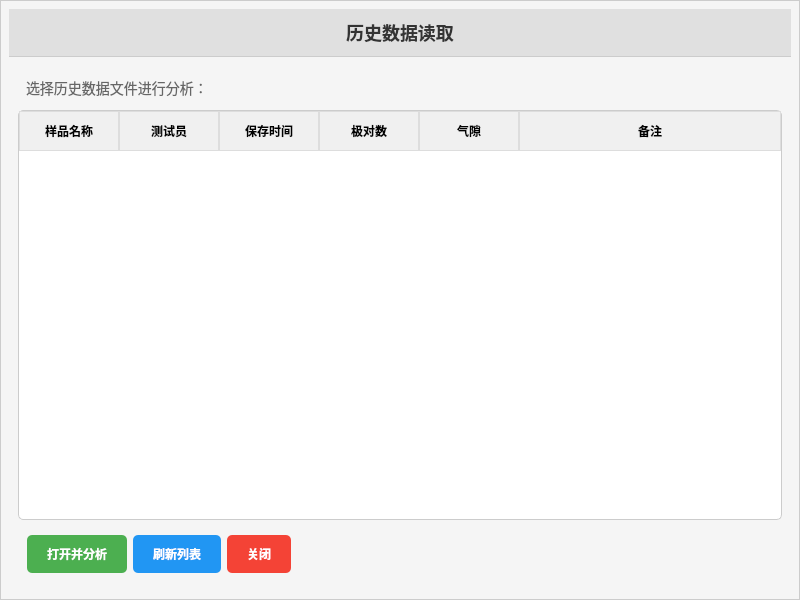
IceSugarZxy/MARS-pro, file src/ui/history_window.ui: the form before one commit.
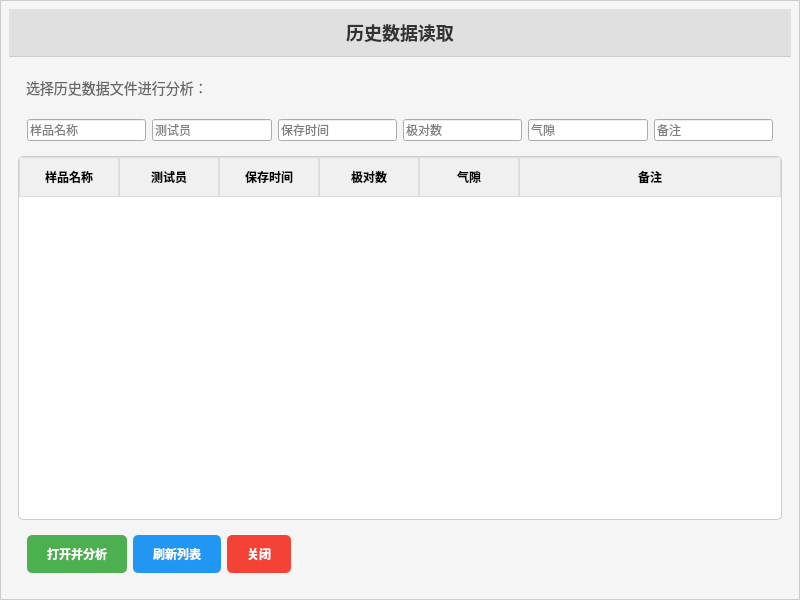
The form after the commit.

```diff
--- a/src/ui/history_window.ui
+++ b/src/ui/history_window.ui
@@ -58,6 +58,54 @@
          </property>
         </widget>
        </item>
+       <item>
+        <widget class="QWidget" name="widget_search" native="true">
+         <layout class="QGridLayout" name="gridLayout_search">
+          <item row="0" column="0">
+           <widget class="QLineEdit" name="lineEdit_sample_name">
+            <property name="placeholderText">
+             <string>样品名称</string>
+            </property>
+           </widget>
+          </item>
+          <item row="0" column="1">
+           <widget class="QLineEdit" name="lineEdit_tester">
+            <property name="placeholderText">
+             <string>测试员</string>
+            </property>
+           </widget>
+          </item>
+          <item row="0" column="2">
+           <widget class="QLineEdit" name="lineEdit_save_time">
+            <property name="placeholderText">
+             <string>保存时间</string>
+            </property>
+           </widget>
+          </item>
+          <item row="0" column="3">
+           <widget class="QLineEdit" name="lineEdit_pole_num">
+            <property name="placeholderText">
+             <string>极对数</string>
+            </property>
+           </widget>
+          </item>
+          <item row="0" column="4">
+           <widget class="QLineEdit" name="lineEdit_air_gap">
+            <property name="placeholderText">
+             <string>气隙</string>
+            </property>
+           </widget>
+          </item>
+          <item row="0" column="5">
+           <widget class="QLineEdit" name="lineEdit_remark">
+            <property name="placeholderText">
+             <string>备注</string>
+            </property>
+           </widget>
+          </item>
+         </layout>
+        </widget>
+       </item>
        <item>
         <widget class="QTableWidget" name="tableWidget_files">
          <property name="styleSheet">
```
